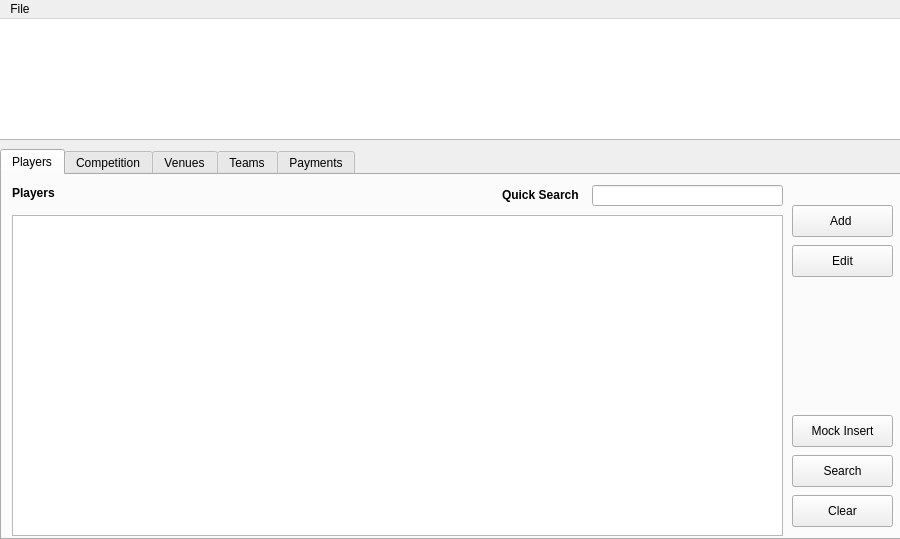
The window that mainwindow.ui (stefanmarjanovic/Comp) describes before a commit, drawn with Qt 5.
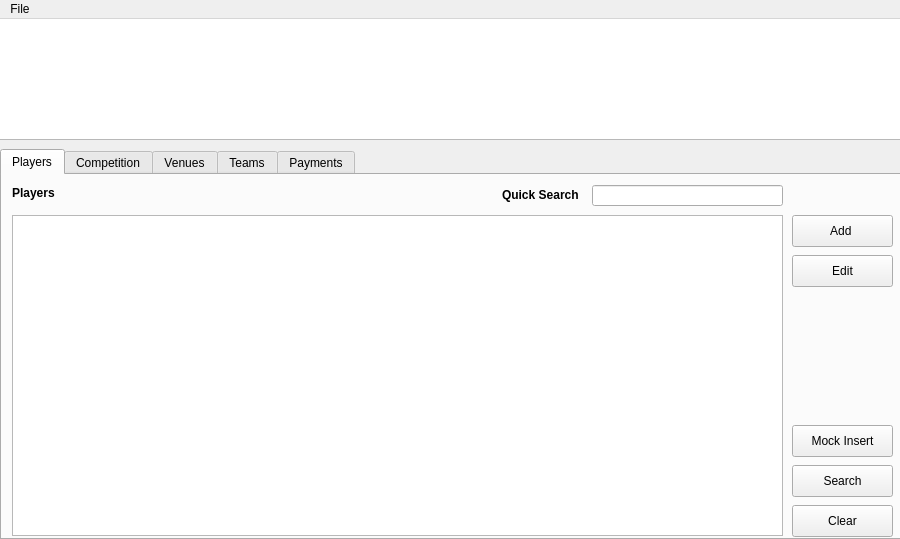
The same window after the commit. The open tabs and pages were chosen to show the change. Icons and pictures are not drawn.

Commit message:
Update edit comp button
- Fix main window layout
- Fix edit comp button

Diff of the .ui file:
```diff
--- a/mainwindow.ui
+++ b/mainwindow.ui
@@ -90,7 +90,7 @@
       <property name="geometry">
        <rect>
         <x>790</x>
-        <y>30</y>
+        <y>40</y>
         <width>101</width>
         <height>32</height>
        </rect>
@@ -103,7 +103,7 @@
       <property name="geometry">
        <rect>
         <x>790</x>
-        <y>70</y>
+        <y>80</y>
         <width>101</width>
         <height>32</height>
        </rect>
@@ -163,7 +163,7 @@
       <property name="geometry">
        <rect>
         <x>790</x>
-        <y>280</y>
+        <y>290</y>
         <width>101</width>
         <height>32</height>
        </rect>
@@ -176,7 +176,7 @@
       <property name="geometry">
        <rect>
         <x>790</x>
-        <y>320</y>
+        <y>330</y>
         <width>101</width>
         <height>32</height>
        </rect>
@@ -218,7 +218,7 @@
       <property name="geometry">
        <rect>
         <x>790</x>
-        <y>240</y>
+        <y>250</y>
         <width>101</width>
         <height>32</height>
        </rect>
```
Left out of the diff: 26 changed lines with no effect on the pictures. The commit also changes 4 other files.
